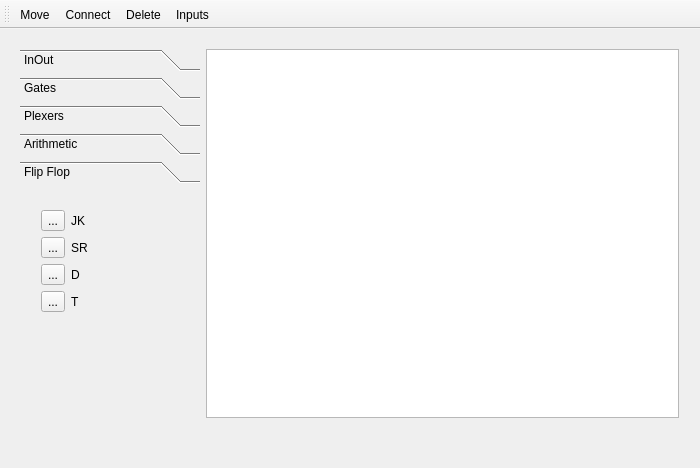
MATF-RS20/RS010-circuitdesign, file src/mainwindow.ui: the form before one commit.
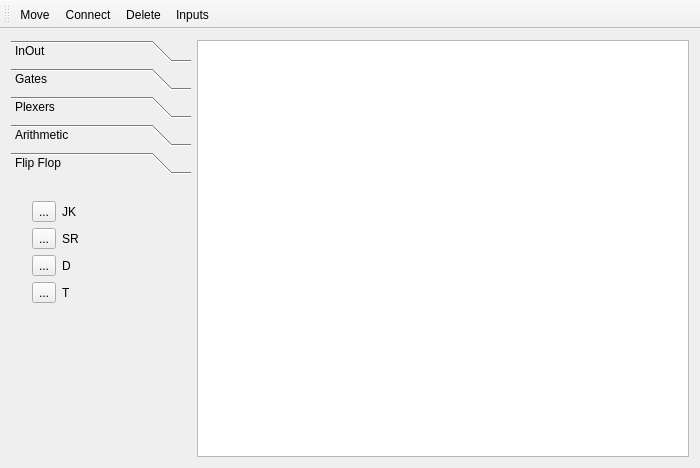
The form after the commit. Icons and pictures are not drawn.

What changed in the file:
```diff
--- a/src/mainwindow.ui
+++ b/src/mainwindow.ui
@@ -33,7 +33,7 @@
   </property>
   <widget class="QWidget" name="centralWidget">
    <property name="sizePolicy">
-    <sizepolicy hsizetype="Preferred" vsizetype="Preferred">
+    <sizepolicy hsizetype="Minimum" vsizetype="Minimum">
      <horstretch>0</horstretch>
      <verstretch>0</verstretch>
     </sizepolicy>
@@ -44,15 +44,8 @@
      <height>100</height>
     </size>
    </property>
-   <widget class="QWidget" name="layoutWidget">
-    <property name="geometry">
-     <rect>
-      <x>9</x>
-      <y>9</y>
-      <width>681</width>
-      <height>391</height>
-     </rect>
-    </property>
+   <layout class="QGridLayout" name="gridLayout_3">
+    <item row="0" column="0">
     <layout class="QVBoxLayout" name="verticalLayout_4">
      <item>
       <layout class="QGridLayout" name="gridLayout_2">
@@ -737,10 +730,18 @@
           </attribute>
          </widget>
          <widget class="QWidget" name="FlipFlop">
+           <property name="geometry">
+            <rect>
+             <x>0</x>
+             <y>0</y>
+             <width>180</width>
+             <height>230</height>
+            </rect>
+           </property>
           <attribute name="label">
            <string>Flip Flop</string>
           </attribute>
-          <widget class="QWidget" name="">
+           <widget class="QWidget" name="layoutWidget">
            <property name="geometry">
             <rect>
              <x>10</x>
@@ -866,7 +867,8 @@
       </layout>
      </item>
     </layout>
-   </widget>
+    </item>
+   </layout>
   </widget>
   <widget class="QMenuBar" name="menuBar">
    <property name="geometry">
```
Left out of the diff: 8 changed lines with no effect on the pictures. Lines whose indentation alone changed are shown as unchanged.
